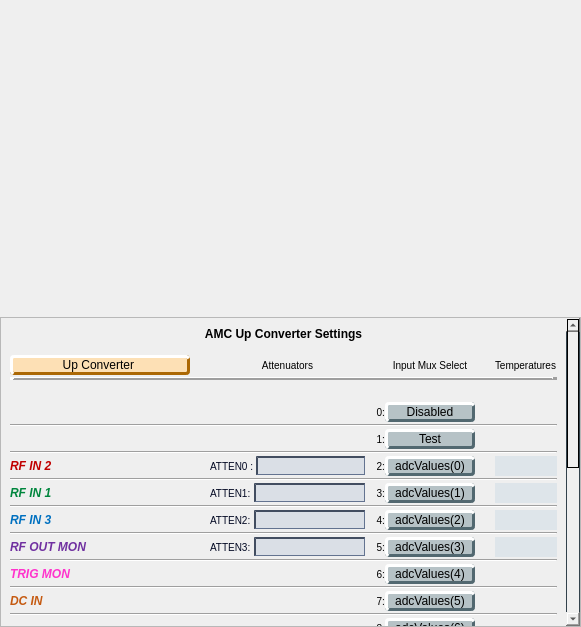
Old version of the form individuals/upconverter_mux_select.ui in the repository cristinasewell/ATCA_PyDM_Screens.
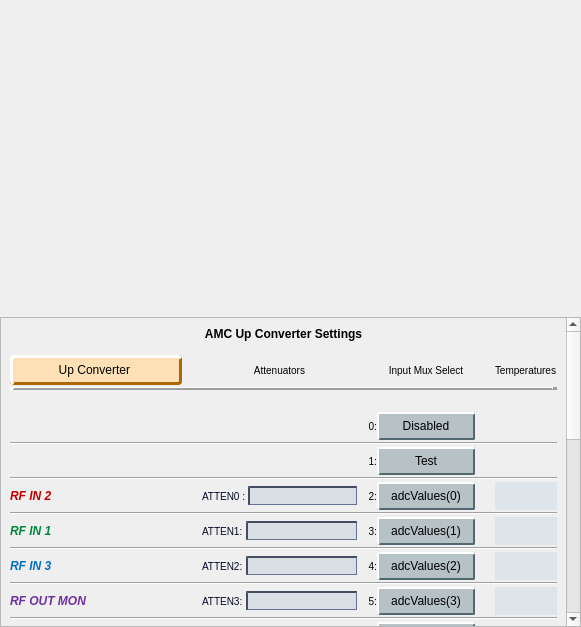
New version of the form. Custom widgets are drawn as their Qt base class.

What changed in the file:
```diff
--- a/individuals/upconverter_mux_select.ui
+++ b/individuals/upconverter_mux_select.ui
@@ -36,11 +36,9 @@
     background-color: rgb(182, 194, 198);
     border-color: rgb(182, 204, 212) rgb(82, 104, 112) rgb(82, 104, 112) rgb(182,204,212);
     border-style: outset;
-    border-radius: 4px;
-    border-width: 3px; 
-}
-QPushButton:flat {
-    border: none; /* no border for a flat push button */
+    border-radius: 2px;
+    border-width: 2px; 
+    padding: 5px;
 }
 QPushButton:hover {
    background-color: rgb(154,170,176);
@@ -49,7 +47,13 @@
     background-color: rgb(139,195,186);
     border-style: inset;
     border-width: 3px;
-	border-color: rgb(47,91,84);
+	border-color: rgb(32,86,73);
+}
+QPushButton:checked{
+    background-color: rgb(104,198,176);
+    border-style: inset;
+    border-width: 3px;
+	border-color: rgb(82, 104, 112)  rgb(182, 204, 212) rgb(182,204,212) rgb(82, 104, 112) ;
 }
 
 QLineEdit {
@@ -60,26 +64,6 @@
 }
 QLabel {
   font-size: 10px;
-}
-
-QScrollBar:horizontal {
-  border: 1px solid #32414B;
-}
-QScrollBar:vertical {
-  border: 1px solid #32414B;
-}
-QScrollBar::add-page:horizontal, QScrollBar::sub-page:horizontal {
-  background: none;
-}
-
-QScrollBar::add-page:vertical, QScrollBar::sub-page:vertical {
-  background: none;
-}
-QScrollBar::handle:horizontal {
-  border: 1px solid black;
-}
-QScrollBar::handle:vertical {
-  border: 1px solid black;
 }</string>
   </property>
   <layout class="QGridLayout" name="gridLayout">
```
Left out of the diff: 2 changed lines with no effect on the pictures.
